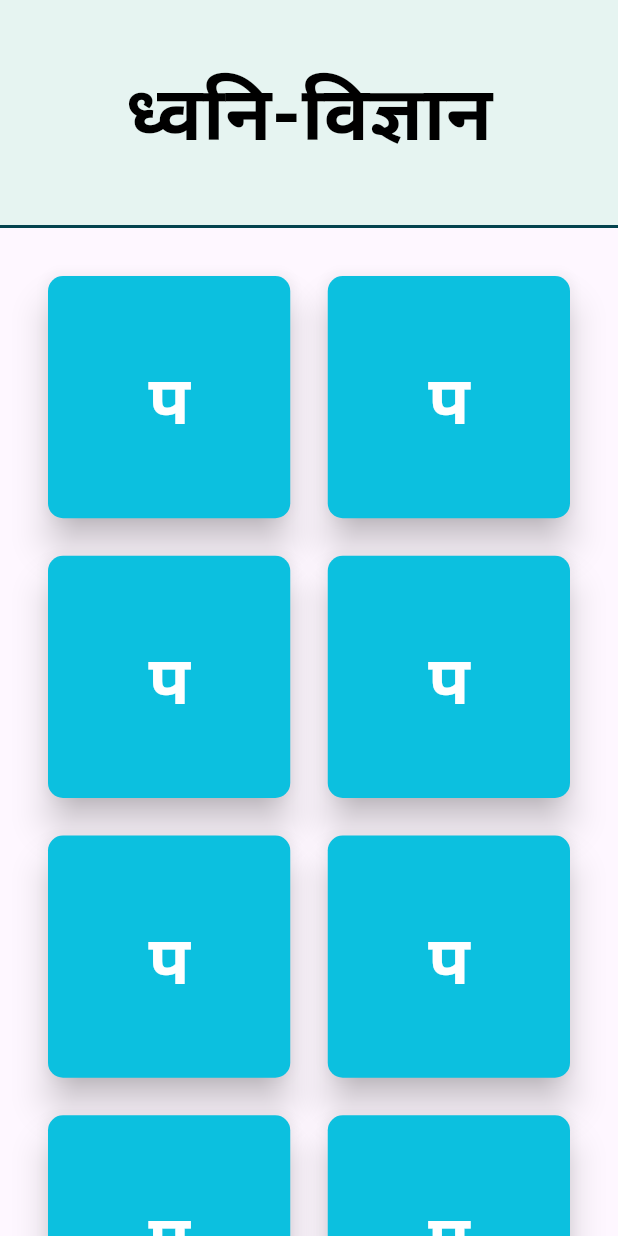
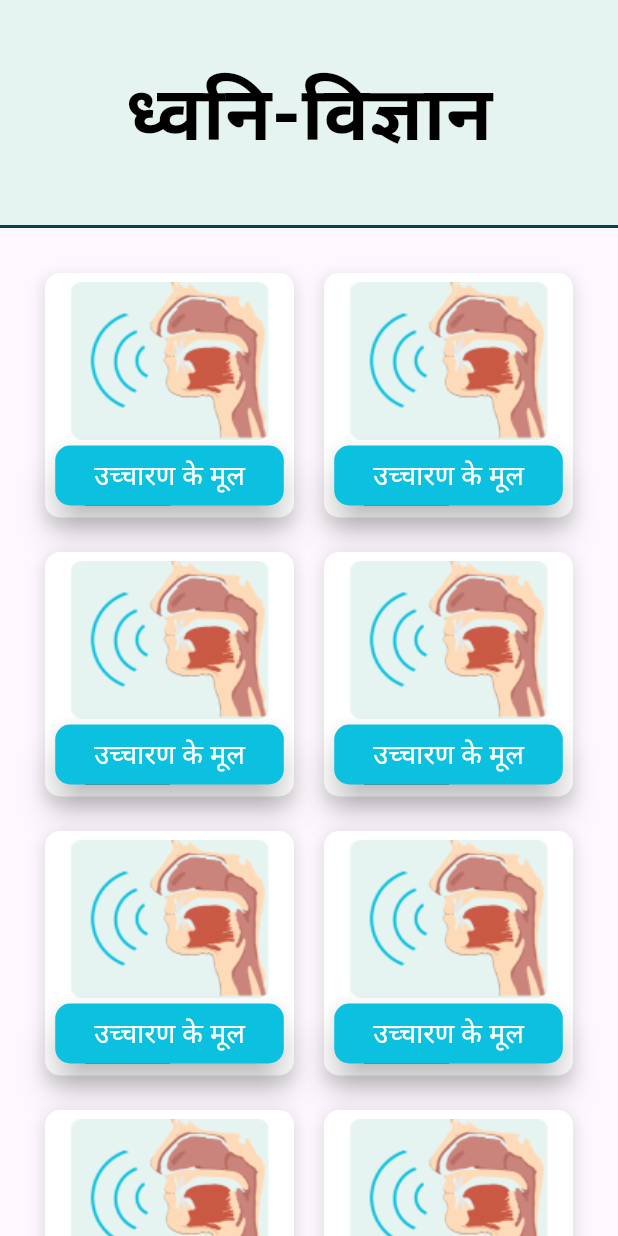
Before and after one commit to UtkarshAhuja2003/Dhwani, a Flutter app: the screen it shows after launch, on a phone screen of 412 x 824 dp. Run offline on Flutter 3.47's test engine with Material 3 defaults, Android fonts, the phone set to English and light mode, and no system bars; our stand-ins replace google_fonts, photo_view, smooth_page_indicator; Roboto replaces fonts that are missing (Arimo, NotoSansDevanagari).

Commit message:
dhwani vigyaan

```diff
--- a/lib/views/dhwani_main/dhwani_screen.dart
+++ b/lib/views/dhwani_main/dhwani_screen.dart
@@ -37,35 +37,66 @@ class DhwaniScreen extends StatelessWidget {
             GridView.builder(
               physics: const ScrollPhysics(),
                 shrinkWrap: true,
-                padding: const EdgeInsets.all(32.0),
+                padding: const EdgeInsets.all(20.0),
                 gridDelegate:const  SliverGridDelegateWithFixedCrossAxisCount(
                   crossAxisCount: 2,
-                  crossAxisSpacing: 25.0,
-                  mainAxisSpacing: 25.0,
+                  crossAxisSpacing: 0.0,
+                  mainAxisSpacing: 0.0,
                 ),
                 itemCount: 10,
                 itemBuilder: (BuildContext context, int index) {
-                  return ElevatedButton(
-                    onPressed: () {},
+                  return Container(
+                    decoration: BoxDecoration(borderRadius: BorderRadius.circular(200)),
+                    child: Container(
+                      // padding: EdgeInsets.all(10),
+
+                      margin: EdgeInsets.only(left: 10, right: 10, top: 10, bottom: 13),
+                      decoration: BoxDecoration(color: Colors.white,borderRadius: BorderRadius.circular(10),boxShadow: [
+                        BoxShadow(
+                          color: Colors.grey.withOpacity(0.3),
+                          offset: const Offset(0, 4), // Offset the shadow downward
+                          spreadRadius: 2, // Increase the spread radius
+                          blurRadius: 8, // Increase the blur radius
+                        )
+                      ],),
+                      child: Column(
+                        children: [
+                          const Padding(
+                            padding: EdgeInsets.only(left: 5, right: 5, top: 6),
+                            child: Image(
+                              image: AssetImage("assets/uccharan.png"),
+                              // width: double.infinity,
+                              fit: BoxFit.cover,
+                            ),
+                          ),
+                          ElevatedButton(
+                            onPressed: () {
+
+                            },
                             style: ElevatedButton.styleFrom(
                               elevation: 10,
-                      backgroundColor: const Color(0xff0CC0DF),
                               shape: RoundedRectangleBorder(
                                 borderRadius: BorderRadius.circular(10),
                               ),
+                              primary: const Color(0xff0CC0DF
+                              ), // Button background color
                             ),
-                    child: const Center(
+                            child: const Padding(
+                              padding: EdgeInsets.all(2), // Adjust the padding as needed
                               child: Text(
-                        'प',
+                                'उच्चारण के मूल',
                                 style: TextStyle(
-                                  fontWeight: FontWeight.w700,
-                                  fontSize: 45,
-                                  fontFamily: "NotoSansDevanagari",
-                                  color: Colors.white,
-                          )
+                                  fontSize: 18,
+                                  color: Colors.white
+                                ),
+                              ),
+                            ),
+                          ),
+                        ],
                       ),
                     ),
                   );
+
                 },
               ),
           ],
```
Also changed, not shown: assets/uccharan.png (added). Lines whose indentation alone changed are shown as unchanged.
